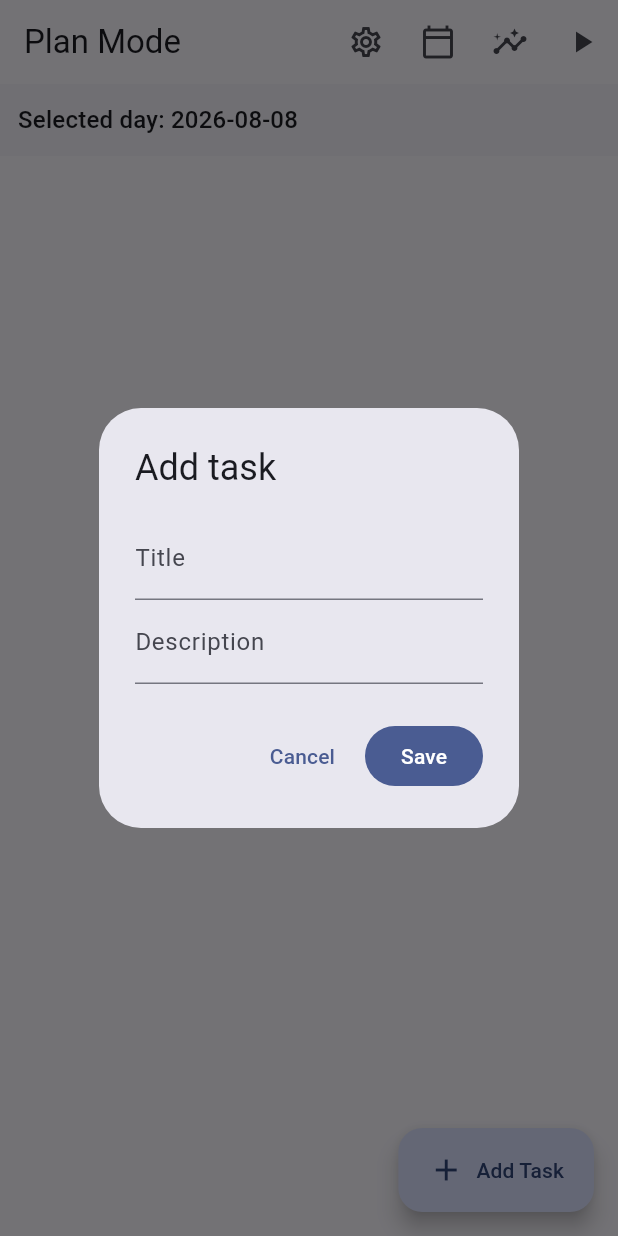
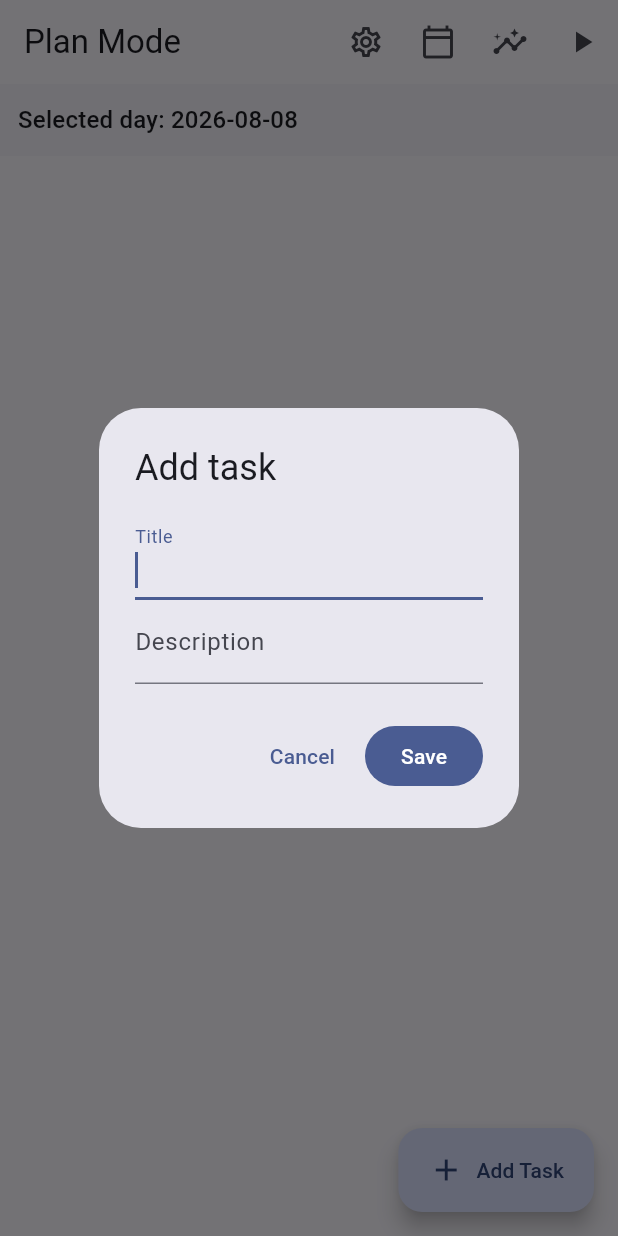
Before and after one commit to finn-oe/focused_task, a Flutter app: the PauseScreen screen opened by its route, after a tap on "Resume Focus", after a tap on "View Statistics", after a tap on "Add Task", on a phone screen of 412 x 824 dp. Run offline on Flutter 3.47's test engine with Material 3 defaults, Android fonts, the phone set to English and light mode, and no system bars; our stand-ins replace drift, flutter_riverpod, go_router, shared_preferences; missing offline and left inert: fractional_indexing; accounts and stored records are empty; generated files the repository leaves out were written again.

Commit message:
Added update and delete option for tasks

```diff
--- a/lib/features/tasks/domain/repositories/i_task_repository.dart
+++ b/lib/features/tasks/domain/repositories/i_task_repository.dart
@@ -12,6 +12,8 @@ abstract class ITaskRepository {
 
   Future<void> createTask({required String title, String? description, required DateTime assignedDate, required String sortOrder, TaskPriority priority = TaskPriority.low});
 
+  Future<void> updateTaskDetails({required int taskId, required String title, String? description});
+
   Future<void> updateTaskOrder({required int taskId, required String sortOrder});
 
   Future<void> setTaskCompletion({required int taskId, required bool isCompleted});
@@ -24,6 +26,8 @@ abstract class ITaskRepository {
 
   Future<void> completeTask({required int taskId, required DateTime completedAt});
 
+  Future<void> deleteTask(int taskId);
+
   Future<void> discardUnfinishedSession({required int taskId});
 
   Future<List<TaskEntity>> getRecoverableSessions();
--- a/lib/features/tasks/presentation/plan_mode/plan_screen.dart
+++ b/lib/features/tasks/presentation/plan_mode/plan_screen.dart
@@ -5,6 +5,7 @@ import 'package:go_router/go_router.dart';
 import 'package:focused_task/core/providers/app_providers.dart';
 import 'package:focused_task/features/tasks/presentation/plan_mode/plan_notifier.dart';
 import 'package:focused_task/features/tasks/presentation/plan_mode/widgets/task_list_item.dart';
+import 'package:focused_task/features/tasks/presentation/plan_mode/widgets/task_form_modal.dart';
 
 class PlanScreen extends ConsumerStatefulWidget {
   const PlanScreen({super.key});
@@ -124,52 +125,7 @@ class _PlanScreenState extends ConsumerState<PlanScreen> {
             ),
         ],
       ),
-      floatingActionButton: FloatingActionButton.extended(onPressed: () => _showAddTaskDialog(context, notifier), icon: const Icon(Icons.add), label: const Text('Add Task')),
-    );
-  }
-
-  Future<void> _showAddTaskDialog(BuildContext context, PlanModeNotifier notifier) async {
-    final titleController = TextEditingController();
-    final descriptionController = TextEditingController();
-
-    await showDialog<void>(
-      context: context,
-      builder: (context) {
-        return AlertDialog(
-          title: const Text('Add task'),
-          content: Column(
-            mainAxisSize: MainAxisSize.min,
-            children: [
-              TextField(
-                controller: titleController,
-                decoration: const InputDecoration(labelText: 'Title'),
-              ),
-              TextField(
-                controller: descriptionController,
-                decoration: const InputDecoration(labelText: 'Description'),
-              ),
-            ],
-          ),
-          actions: [
-            TextButton(onPressed: () => Navigator.of(context).pop(), child: const Text('Cancel')),
-            FilledButton(
-              onPressed: () async {
-                final title = titleController.text.trim();
-                if (title.isEmpty) {
-                  return;
-                }
-
-                await notifier.addTask(title: title, description: descriptionController.text.trim().isEmpty ? null : descriptionController.text.trim());
-
-                if (context.mounted) {
-                  Navigator.of(context).pop();
-                }
-              },
-              child: const Text('Save'),
-            ),
-          ],
-        );
-      },
+      floatingActionButton: FloatingActionButton.extended(onPressed: () => TaskFormModal.show(context), icon: const Icon(Icons.add), label: const Text('Add Task')),
     );
   }
 
--- /dev/null
+++ b/lib/features/tasks/presentation/plan_mode/widgets/task_form_modal.dart
@@ -0,0 +1,96 @@
+import 'package:flutter/material.dart';
+import 'package:flutter_riverpod/flutter_riverpod.dart';
+import 'package:focused_task/core/providers/app_providers.dart';
+import 'package:focused_task/features/tasks/domain/entities/task.dart';
+
+class TaskFormModal extends ConsumerStatefulWidget {
+  const TaskFormModal({super.key, this.task});
+
+  final TaskEntity? task; // If null, it's Add Mode. If provided, it's Edit Mode.
+
+  static Future<void> show(BuildContext context, {TaskEntity? task}) {
+    return showDialog<void>(
+      context: context,
+      builder: (context) => TaskFormModal(task: task),
+    );
+  }
+
+  @override
+  ConsumerState<TaskFormModal> createState() => _TaskFormModalState();
+}
+
+class _TaskFormModalState extends ConsumerState<TaskFormModal> {
+  late final TextEditingController _titleController;
+  late final TextEditingController _descriptionController;
+
+  bool get _isEditMode => widget.task != null;
+
+  @override
+  void initState() {
+    super.initState();
+    _titleController = TextEditingController(text: widget.task?.title ?? '');
+    _descriptionController = TextEditingController(text: widget.task?.description ?? '');
+  }
+
+  @override
+  void dispose() {
+    _titleController.dispose();
+    _descriptionController.dispose();
+    super.dispose();
+  }
+
+  @override
+  Widget build(BuildContext context) {
+    final theme = Theme.of(context);
+    final notifier = ref.read(planModeNotifierProvider.notifier);
+
+    return AlertDialog(
+      title: Text(_isEditMode ? 'Edit task' : 'Add task'),
+      content: Column(
+        mainAxisSize: MainAxisSize.min,
+        children: [
+          TextField(
+            controller: _titleController,
+            decoration: const InputDecoration(labelText: 'Title'),
+            autofocus: !_isEditMode, // Only autofocus on new tasks
+          ),
+          TextField(
+            controller: _descriptionController,
+            decoration: const InputDecoration(labelText: 'Description'),
+          ),
+        ],
+      ),
+      actions: [
+        if (_isEditMode)
+          TextButton(
+            style: TextButton.styleFrom(foregroundColor: theme.colorScheme.error),
+            onPressed: () async {
+              await notifier.deleteTask(widget.task!.id);
+              if (context.mounted) Navigator.of(context).pop();
+            },
+            child: const Text('Delete'),
+          )
+        else
+          TextButton(onPressed: () => Navigator.of(context).pop(), child: const Text('Cancel')),
+        FilledButton(
+          onPressed: () async {
+            final title = _titleController.text.trim();
+            final description = _descriptionController.text.trim();
+            final parsedDesc = description.isEmpty ? null : description;
+
+            if (title.isEmpty) return;
+
+            if (_isEditMode) {
+              await notifier.updateTask(id: widget.task!.id, title: title, description: parsedDesc);
+            } else {
+              await notifier.addTask(title: title, description: parsedDesc);
+            }
+
+            if (context.mounted) Navigator.of(context).pop();
+          },
+          child: const Text('Save'),
+        ),
+      ],
+    );
+  }
+}
```
Also changed, not shown: lib/core/database/app_database.dart (+8 -0 lines), lib/features/tasks/data/repositories/task_repository_impl.dart (+10 -0 lines), lib/features/tasks/presentation/plan_mode/plan_notifier.dart (+8 -0 lines), lib/features/tasks/presentation/plan_mode/widgets/task_list_item.dart (+12 -1 lines).
